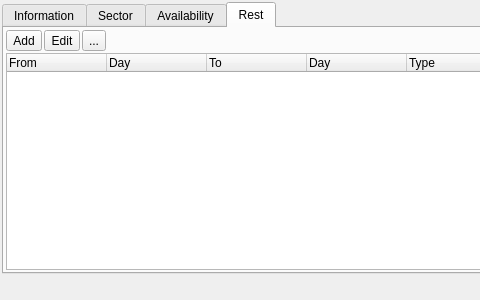
First picture: the form in b6p/dlgemployee.ui, repository diegowald/b6p, before the edit; both pictures show x 0 to 480 and y 0 to 300 of the 745 by 300 pixel window.
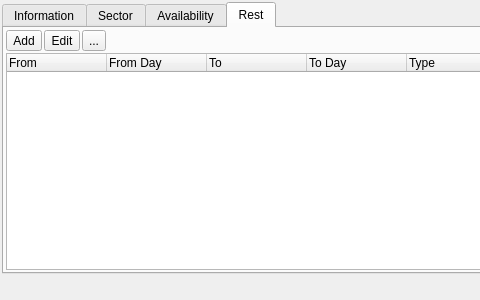
Second picture: the form after the edit. The open tabs and pages were chosen to show the change. Icons and pictures are not drawn. Custom widgets are drawn as their Qt base class.

Patch:
```diff
--- a/b6p/dlgemployee.ui
+++ b/b6p/dlgemployee.ui
@@ -327,7 +327,7 @@
            </column>
            <column>
             <property name="text">
-             <string>Day</string>
+             <string>From Day</string>
             </property>
            </column>
            <column>
@@ -337,7 +337,7 @@
            </column>
            <column>
             <property name="text">
-             <string>Day</string>
+             <string>To Day</string>
             </property>
            </column>
            <column>
```
Left out of the diff: 2 changed lines with no effect on the pictures.
